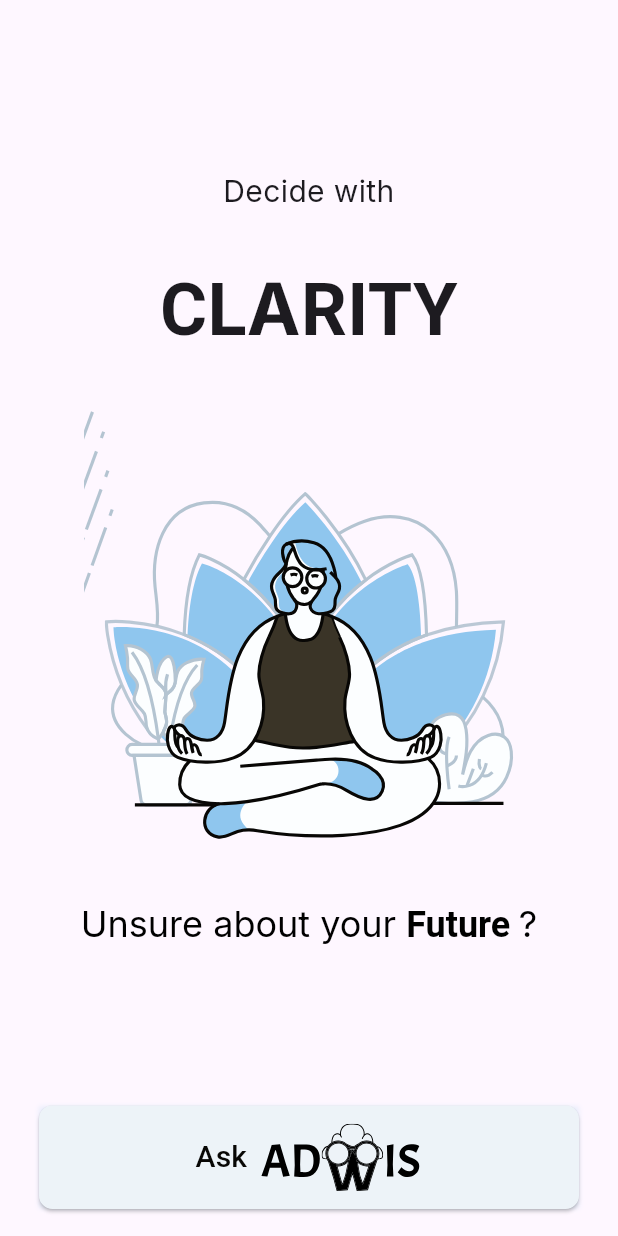
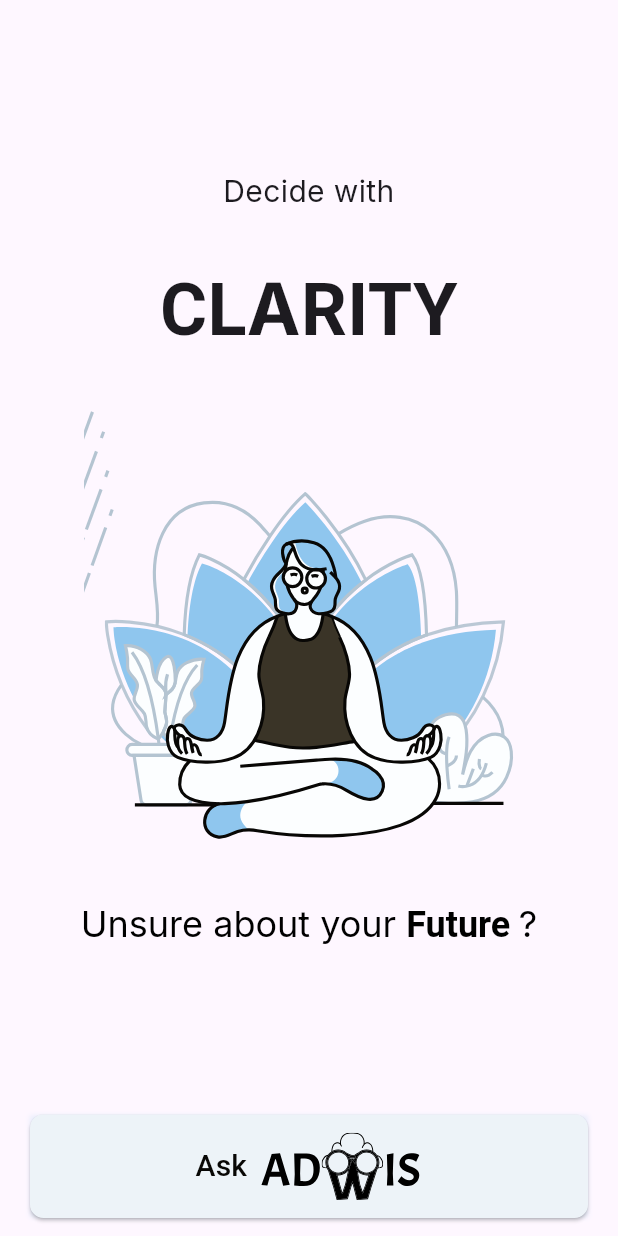
Before and after one commit to wannepain/adwis_frontend, a Flutter app: the screen it shows after launch, on a phone screen of 412 x 824 dp. Run offline on Flutter 3.47's test engine with Material 3 defaults, Android fonts, the light colour scheme and no system bars; our stand-ins replace cloud_firestore, dio, firebase_auth, firebase_core, flutter_riverpod, flutter_svg and 3 more; missing offline and left inert: flutter_stripe; accounts and stored records are empty; Roboto replaces fonts that are missing (Acme).

Commit message:
Simplify onboarding page by removing unnecessary Scaffold and Container wrappers

```diff
--- a/lib/pages/onboarding/main_onboarding.dart
+++ b/lib/pages/onboarding/main_onboarding.dart
@@ -40,26 +40,11 @@ class _MainOnboardingState extends State<MainOnboarding> {
   @override
   Widget build(BuildContext context) {
     if (currentPage == 1) {
-      return Scaffold(
-        body: Container(
-          padding: EdgeInsets.all(6),
-          child: TemplatePage(type: "purpose"),
-        ),
-      );
+      return TemplatePage(type: "purpose");
     } else if (currentPage == 2) {
-      return Scaffold(
-        body: Container(
-          padding: EdgeInsets.all(6),
-          child: TemplatePage(type: "clarity"),
-        ),
-      );
+      return TemplatePage(type: "clarity");
     } else {
-      return Scaffold(
-        body: Container(
-          padding: EdgeInsets.all(6),
-          child: TemplatePage(type: "confidence"),
-        ),
-      );
+      return TemplatePage(type: "confidence");
     }
   }
 }
```
